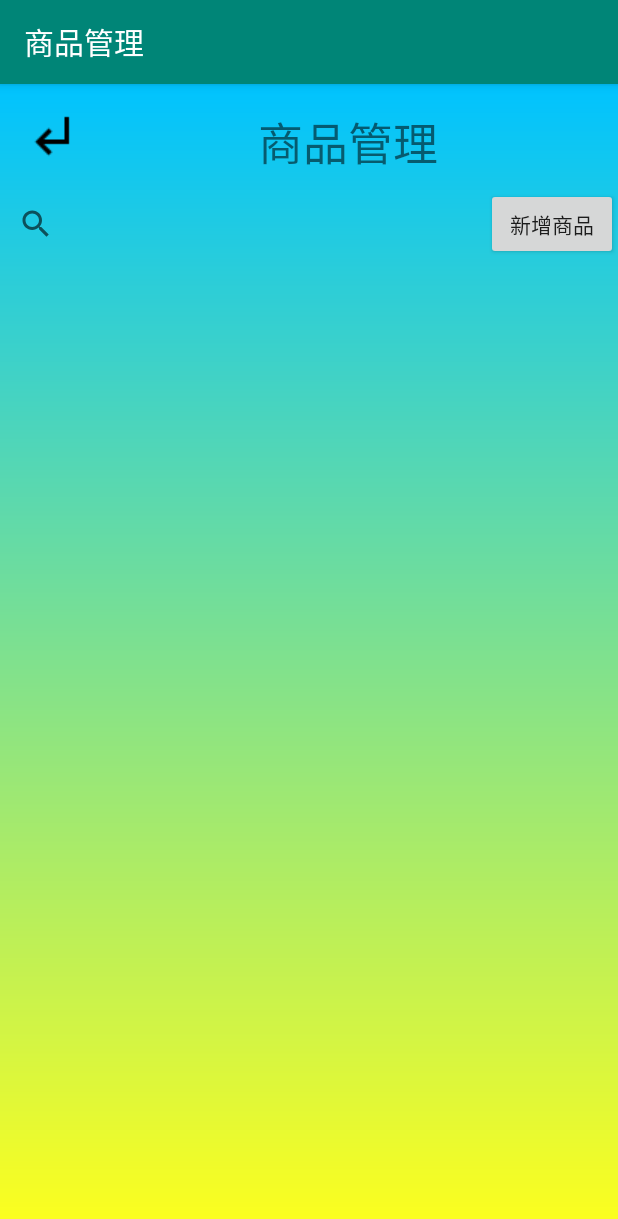
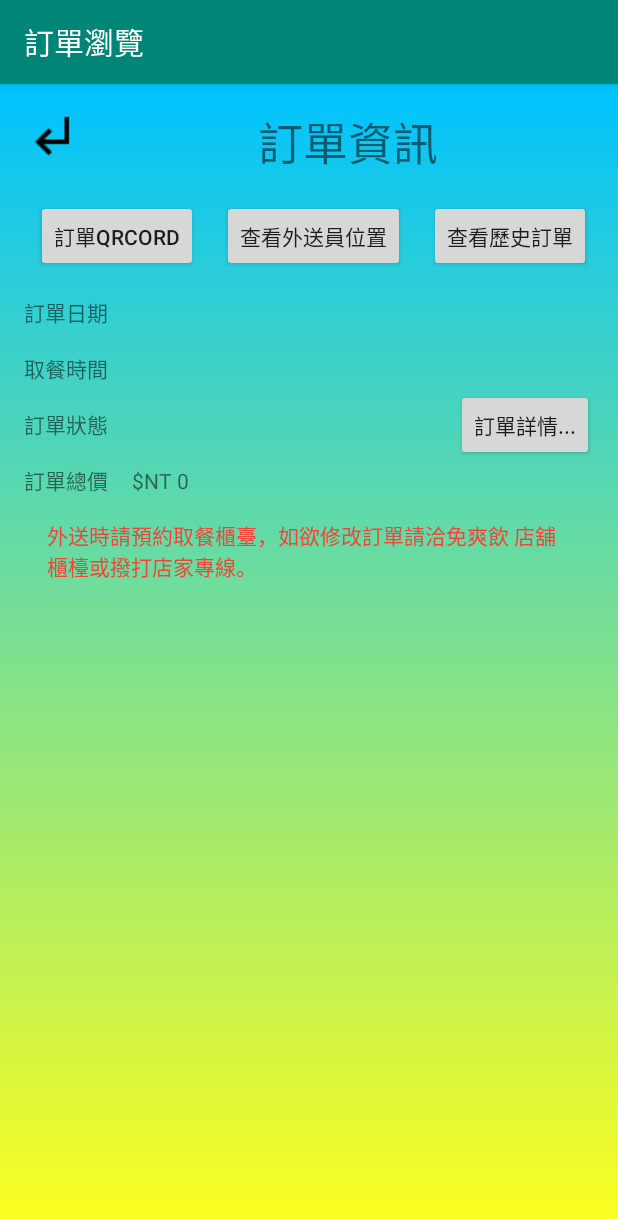
Before and after one commit to DP102-1/RelaxToDrinking, an Android app: the screen it shows after launch (MainActivity), on a phone screen of 412 x 824 dp. Shown: the top 1219 px of the screen. Run offline under Robolectric (Android 15) with nearby library versions, the phone set to English and light mode, and no system bars; our stand-ins replace Firebase (no records; nobody signed in at launch, a user with empty details on screens opened directly); 2 statements that could not run were skipped.

Commit message:
翁10/22

```diff
--- a/app/src/main/java/com/example/relaxtodrinking/OrderManagementFragment.java
+++ b/app/src/main/java/com/example/relaxtodrinking/OrderManagementFragment.java
@@ -74,7 +74,6 @@ public class OrderManagementFragment extends Fragment {
         //＝＝＝＝＝＝＝＝＝＝＝＝＝＝＝＝＝＝＝＝載入所有列表＝＝＝＝＝＝＝＝＝＝＝＝＝＝＝＝＝＝＝＝//
 
     }
-
     //＝＝＝＝＝＝＝＝＝＝＝＝＝＝＝＝＝＝＝＝訂單列表內容＝＝＝＝＝＝＝＝＝＝＝＝＝＝＝＝＝＝＝＝//
     private class OrderAdapter extends RecyclerView.Adapter<OrderManagementFragment.OrderAdapter.MyViewHolder> {
         Context context;
--- a/app/src/main/res/navigation/navigation_graphs.xml
+++ b/app/src/main/res/navigation/navigation_graphs.xml
@@ -3,7 +3,7 @@
     xmlns:app="http://schemas.android.com/apk/res-auto"
     xmlns:tools="http://schemas.android.com/tools"
     android:id="@+id/navigation_graphs"
-    app:startDestination="@id/productManagementFragment">
+    app:startDestination="@id/orderListFragment">
 
     <fragment
         android:id="@+id/productListFragment"
@@ -26,7 +26,8 @@
         android:id="@+id/shoppingcartListFragment"
         android:name="com.example.relaxtodrinking.ShoppingcartListFragment"
         android:label="fragment_shoppingcart_list"
-        tools:layout="@layout/fragment_shoppingcart_list" >
+        tools:layout="@layout/fragment_shoppingcart_list"
+        app:startDestination="@id/action_shoppingcartListFragment_to_orderListFragment">
         <action
             android:id="@+id/action_shoppingcartListFragment_to_productSpecificationFragment"
             app:destination="@id/productSpecificationFragment" />
```
Also changed, not shown: app/src/main/res/layout/fragment_order_management.xml (+13 -5 lines).
